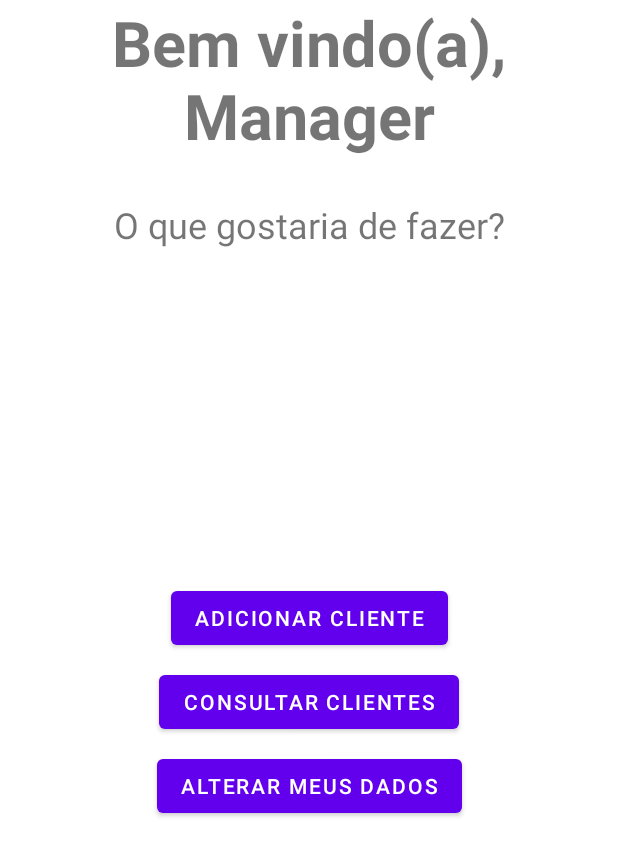
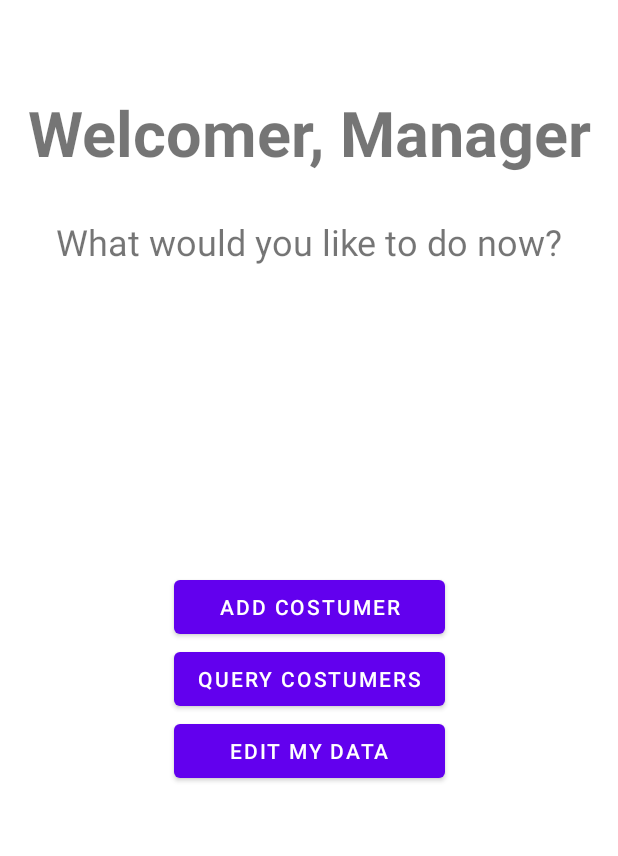
Before and after one commit to llucasft/costumerscontrol, an Android app: the layout activity_manager_home.xml on its own in the app's theme, with its tools: preview values and no code run, on a phone screen of 412 x 824 dp. Shown: the top 856 px of the screen. Run offline under Robolectric (Android 15) with nearby library versions, the phone set to English and light mode, and no system bars.

Commit message:
Changed the portuguese texts to english

```diff
--- a/app/src/main/AndroidManifest.xml
+++ b/app/src/main/AndroidManifest.xml
@@ -13,6 +13,9 @@
         android:supportsRtl="true"
         android:theme="@style/Theme.Costumerscontrol"
         tools:targetApi="31">
+        <activity
+            android:name=".RegisterCostumerForm"
+            android:exported="false" />
         <activity
             android:name=".activity.ManagerHomeActivity"
             android:exported="false" />
--- a/app/src/main/res/layout/activity_login.xml
+++ b/app/src/main/res/layout/activity_login.xml
@@ -16,7 +16,7 @@
         android:id="@+id/tvWelcome"
         android:layout_width="wrap_content"
         android:layout_height="wrap_content"
-        android:text="Bem Vindo(a)"
+        android:text="Welcome"
         android:layout_marginTop="40dp"
         android:textSize="26sp"
         android:textStyle="bold"
@@ -29,7 +29,7 @@
         android:layout_width="wrap_content"
         android:layout_height="wrap_content"
         android:ems="10"
-        android:hint="Nome de usuario"
+        android:hint="Username"
         android:inputType="textPersonName"
         android:textAlignment="center"
         app:layout_constraintBottom_toBottomOf="parent"
@@ -44,7 +44,7 @@
         android:layout_height="wrap_content"
         android:layout_marginTop="16dp"
         android:ems="10"
-        android:hint="Senha"
+        android:hint="Password"
         android:textAlignment="center"
         android:inputType="textPassword"
         app:layout_constraintEnd_toEndOf="parent"
@@ -65,14 +65,15 @@
         android:id="@+id/tvRegister"
         android:layout_width="wrap_content"
         android:layout_height="wrap_content"
-        android:text="Criar conta"
+        android:text="Sign up"
         android:textStyle="bold"
         android:textSize="16sp"
         android:layout_marginTop="16dp"
         app:layout_constraintStart_toStartOf="parent"
         app:layout_constraintEnd_toEndOf="parent"
         app:layout_constraintTop_toBottomOf="@id/btnRegister"
-        android:clickable="true" />
+        android:clickable="true"
+        android:focusable="true"/>
 
 </androidx.constraintlayout.widget.ConstraintLayout>
 </ScrollView>
--- a/app/src/main/res/layout/activity_manager_home.xml
+++ b/app/src/main/res/layout/activity_manager_home.xml
@@ -15,19 +15,21 @@
             android:id="@+id/tvWelcomeManager"
             android:layout_width="0dp"
             android:layout_height="wrap_content"
-            android:text="Bem vindo(a), Manager"
+            android:layout_marginTop="60dp"
+            android:text="Welcomer, Manager"
             android:textAlignment="center"
+            android:textSize="42sp"
             android:textStyle="bold"
-            android:textSize="42sp"
-            app:layout_constraintTop_toTopOf="parent"
+            app:layout_constraintEnd_toEndOf="parent"
+            app:layout_constraintHorizontal_bias="0.0"
             app:layout_constraintStart_toStartOf="parent"
-            app:layout_constraintEnd_toEndOf="parent"/>
+            app:layout_constraintTop_toTopOf="parent" />
 
         <TextView
             android:id="@+id/tvWhatToDo"
             android:layout_width="0dp"
             android:layout_height="wrap_content"
-            android:text="O que gostaria de fazer?"
+            android:text="What would you like to do now?"
             android:layout_marginTop="28dp"
             android:textAlignment="center"
             android:textSize="24sp"
@@ -37,33 +39,33 @@
 
         <Button
             android:id="@+id/btnAddCostumer"
-            android:layout_width="wrap_content"
+            android:layout_width="0dp"
             android:layout_height="wrap_content"
-            android:text="adicionar cliente"
-            app:layout_constraintStart_toStartOf="parent"
-            app:layout_constraintEnd_toEndOf="parent"
-            app:layout_constraintTop_toTopOf="parent"
-            app:layout_constraintBottom_toBottomOf="parent"/>
+            android:text="add costumer"
+            android:layout_marginBottom="15dp"
+            app:layout_constraintBottom_toBottomOf="parent"
+            app:layout_constraintEnd_toEndOf="@+id/btnQueryCostumer"
+            app:layout_constraintStart_toStartOf="@+id/btnQueryCostumer"
+            app:layout_constraintTop_toTopOf="parent" />
 
         <Button
             android:id="@+id/btnQueryCostumer"
             android:layout_width="wrap_content"
             android:layout_height="wrap_content"
-            android:text="consultar clientes"
-            android:layout_marginTop="8dp"
+            android:text="query costumers"
+            android:layout_marginBottom="15dp"
             app:layout_constraintTop_toBottomOf="@id/btnAddCostumer"
             app:layout_constraintStart_toStartOf="parent"
             app:layout_constraintEnd_toEndOf="parent"/>
 
         <Button
             android:id="@+id/btnManagerEditProfile"
-            android:layout_width="wrap_content"
+            android:layout_width="0dp"
             android:layout_height="wrap_content"
-            android:text="alterar meus dados"
-            android:layout_marginTop="8dp"
-            app:layout_constraintTop_toBottomOf="@id/btnQueryCostumer"
-            app:layout_constraintStart_toStartOf="parent"
-            app:layout_constraintEnd_toEndOf="parent"/>
+            android:text="edit my data"
+            app:layout_constraintEnd_toEndOf="@+id/btnQueryCostumer"
+            app:layout_constraintStart_toStartOf="@+id/btnQueryCostumer"
+            app:layout_constraintTop_toBottomOf="@id/btnQueryCostumer" />
 
     </androidx.constraintlayout.widget.ConstraintLayout>
 </ScrollView>
```
